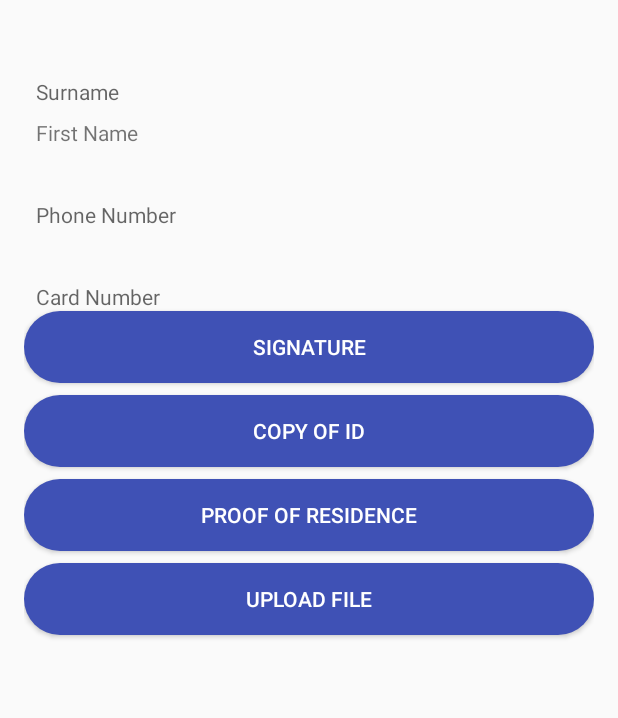
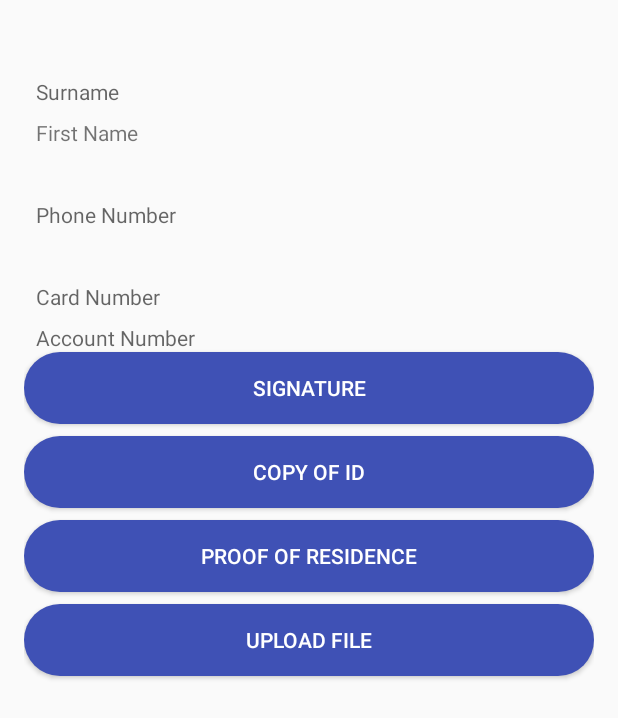
Before and after one commit to tdhlakama/omni, an Android app: the AccountActivity screen opened directly, with no data from a screen before it, after a tap on "SAVE", on a phone screen of 412 x 824 dp. Shown: the top 718 px of the screen. Run offline under Robolectric (Android 15) with nearby library versions, the phone set to English and light mode, and no system bars; our stand-ins replace Room's generated code.

```diff
--- a/app/src/main/java/zw/co/tk/omnichannel/activity/AccountDetailActivity.java
+++ b/app/src/main/java/zw/co/tk/omnichannel/activity/AccountDetailActivity.java
@@ -36,7 +36,7 @@ public class AccountDetailActivity extends MenuBar implements View.OnClickListen
     Button btn_upload_file;
     Customer customer;
 
-    TextView txt_firstName, txt_surname, txt_address, txt_phone_number, txt_email_adress, txt_card_number;
+    TextView txt_firstName, txt_surname, txt_address, txt_phone_number, txt_email_adress, txt_card_number, txt_account_number;
 
     @Inject
     CustomerDao customerDao;
@@ -59,6 +59,7 @@ public class AccountDetailActivity extends MenuBar implements View.OnClickListen
         txt_phone_number = findViewById(R.id.txt_phone_number);
         txt_email_adress = findViewById(R.id.txt_email_adress);
         txt_card_number = findViewById(R.id.txt_card_number);
+        txt_account_number = findViewById(R.id.txt_account_number);
 
         txt_firstName.setText(customer.getFirstName());
         txt_surname.setText(customer.getSurname());
@@ -66,6 +67,7 @@ public class AccountDetailActivity extends MenuBar implements View.OnClickListen
         txt_phone_number.setText(customer.getPhoneNumber());
         txt_email_adress.setText(customer.getEmailAddress());
         txt_card_number.setText(customer.getCardNumber());
+        txt_account_number.setText(customer.getAccountNumber()!=null ?customer.getAccountNumber().toString() : "");
 
         btn_upload_image = findViewById(R.id.btn_upload_image);
         btn_upload_copy_of_id = findViewById(R.id.btn_upload_copy_of_id);
--- a/app/src/main/java/zw/co/tk/omnichannel/activity/UploadDocumentActivity.java
+++ b/app/src/main/java/zw/co/tk/omnichannel/activity/UploadDocumentActivity.java
@@ -43,7 +43,6 @@ public class UploadDocumentActivity extends MenuBar {
     Button btnUpload, btnPickImage;
     String mediaPath;
     ImageView imgView;
-    String[] mediaColumns = {MediaStore.Video.Media._ID};
     ProgressDialog progressDialog;
     Customer customer;
     CustomerDocument customerDocument;
@@ -137,7 +136,7 @@ public class UploadDocumentActivity extends MenuBar {
         RequestBody filename = RequestBody.create(MediaType.parse("text/plain"), file.getName());
 
         Call<ServerResponse> call = retrofit.create(CustomerService.class)
-                .uploadImage(fileToUpload, filename, customer.getAccountNumber(),documentType);
+                .uploadFile(fileToUpload, filename, customer.getAccountNumber(),documentType);
 
         call.enqueue(new Callback<ServerResponse>() {
             @Override
--- a/app/src/main/java/zw/co/tk/omnichannel/dagger/module/NetModule.java
+++ b/app/src/main/java/zw/co/tk/omnichannel/dagger/module/NetModule.java
@@ -62,7 +62,7 @@ public class NetModule {
     Retrofit provideRetrofit(Gson gson, OkHttpClient okHttpClient) {
         return new Retrofit.Builder()
                 .addConverterFactory(GsonConverterFactory.create(gson))
-                .baseUrl("http://192.168.20.225:8077/omni-web/api/")
+                .baseUrl("http://192.168.1.103:8077/omni-web/api/")
                 .client(okHttpClient)
                 .build();
     }
@@ -70,7 +70,7 @@ public class NetModule {
     @Provides
     @Named("devURL")
     String devURl() {
-        return "http://192.168.20.225:8077/omni-web/api/";
+        return "http://192.168.1.103:8077/omni-web/api/";
     }
 
     @Provides
--- a/app/src/main/java/zw/co/tk/omnichannel/network/CustomerService.java
+++ b/app/src/main/java/zw/co/tk/omnichannel/network/CustomerService.java
@@ -34,9 +34,9 @@ public interface CustomerService {
     Call<Customer> getCustomer(@Query("accountNumber") Long accountNumber);
 
     @Multipart
-    @POST("/customerDocument/upload")
-    Call<ServerResponse> uploadImage(@Part MultipartBody.Part image, @Part("name")
-            RequestBody name, @Query("accountNumber") Long accountNumber,
-                                     @Query("documentType") String documentType);
+    @POST("customerDocument/upload")
+    Call<ServerResponse> uploadFile(@Part MultipartBody.Part file, @Part("file") RequestBody name,
+                                    @Query("accountNumber") Long accountNumber,
+                                    @Query("documentType") String documentType);
 
 }
--- a/app/src/main/res/layout/account_detail_activity.xml
+++ b/app/src/main/res/layout/account_detail_activity.xml
@@ -76,6 +76,16 @@
         android:ems="10"
         android:hint="Card Number" />
 
+    <TextView
+        android:id="@+id/txt_account_number"
+        android:layout_width="match_parent"
+        android:layout_height="wrap_content"
+        android:layout_marginEnd="8dp"
+        android:layout_marginStart="8dp"
+        android:layout_marginTop="8dp"
+        android:ems="10"
+        android:hint="Account Number" />
+
     <Button
         style="@style/AppTheme.PrimaryButton"
         android:id="@+id/btn_upload_image"
```
